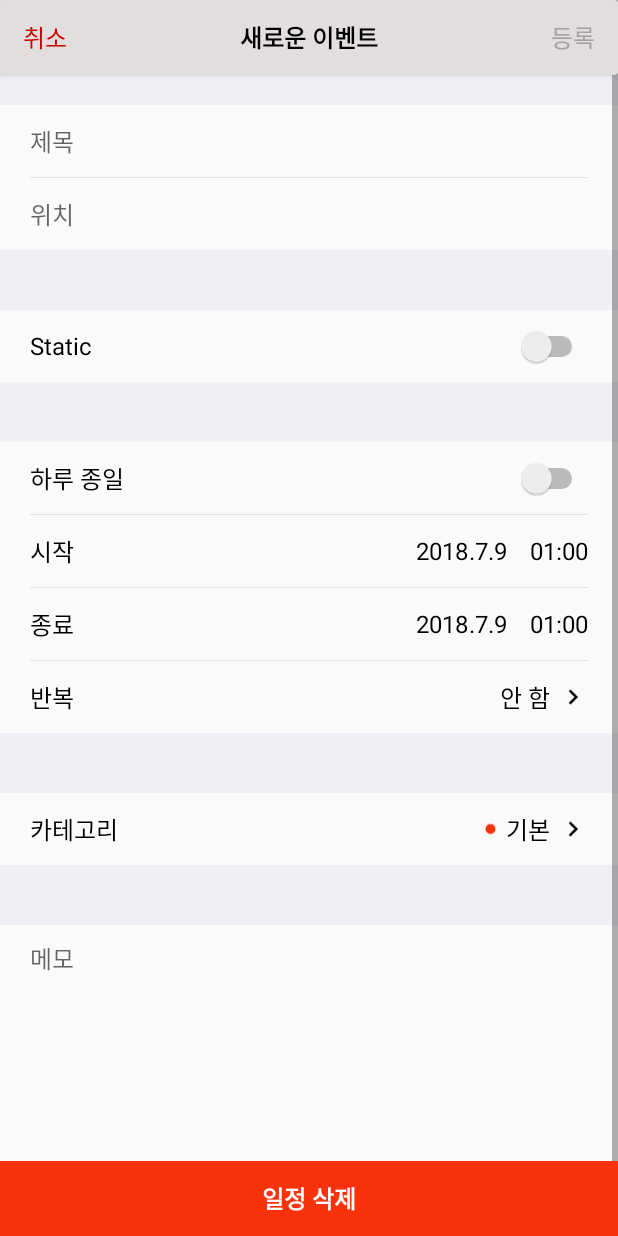
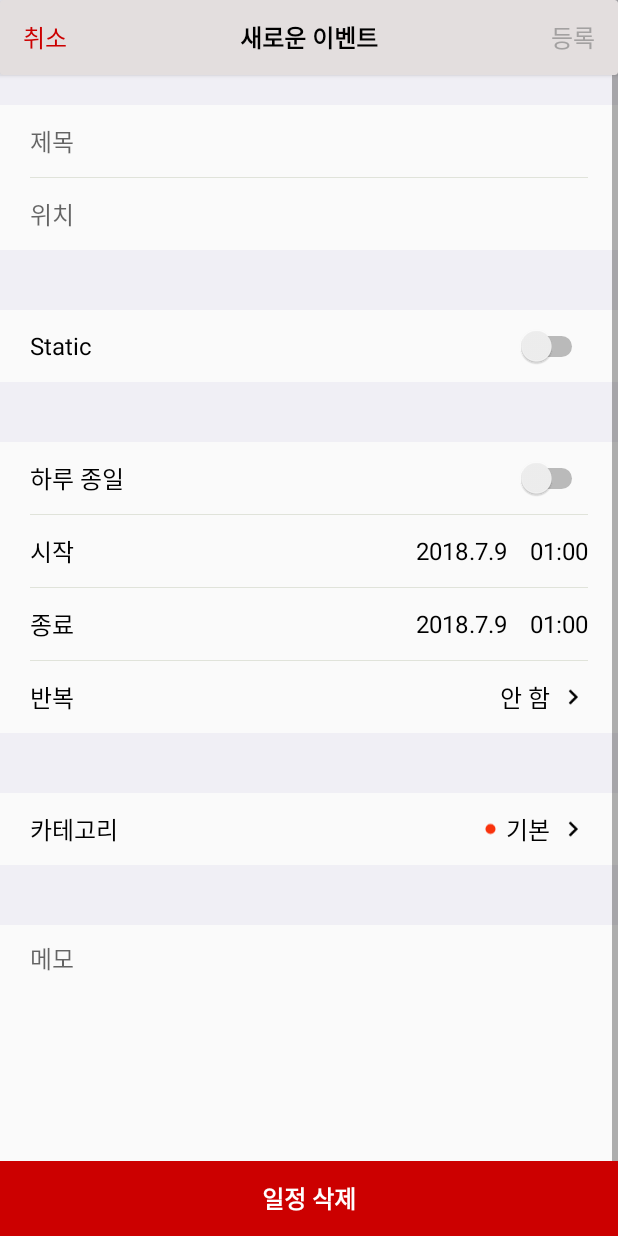
Before and after one commit to teampk/smartcalendar_android, an Android app: the AddItemActivity screen opened directly, with no data from a screen before it, on a phone screen of 412 x 824 dp. Run offline under Robolectric (Android 15) with nearby library versions, the phone set to English and light mode, and no system bars; libraries missing offline, so code that uses them is left out: com.github.florent37.singledateandtimepicker, com.simmorsal.library; plain views replace ConcealerNestedScrollView; 4 statements that could not run were skipped.

Commit message:
캘린더 시작

```diff
--- a/app/src/main/java/com/pkteam/smartcalendar/view/SplashActivity.java
+++ b/app/src/main/java/com/pkteam/smartcalendar/view/SplashActivity.java
@@ -1,17 +1,17 @@
 package com.pkteam.smartcalendar.view;
 
+import android.app.Activity;
 import android.content.Intent;
+import android.content.SharedPreferences;
 import android.os.Bundle;
 import android.os.Handler;
 import android.support.annotation.Nullable;
 import android.support.v7.app.AppCompatActivity;
+import android.util.Log;
 import android.view.WindowManager;
 
 import com.pkteam.smartcalendar.R;
 
-/*
- * Created by paeng on 2018. 7. 5..
- */
 
 public class SplashActivity extends AppCompatActivity {
     private final int SPLASH_DISPLAY_LENGTH = 1000;
--- a/app/src/main/res/layout/activity_additem.xml
+++ b/app/src/main/res/layout/activity_additem.xml
@@ -405,6 +405,7 @@
 
                 <!-- 반복 -->
                 <LinearLayout
+                    android:id="@+id/ll_repeat_total"
                     android:layout_width="match_parent"
                     android:layout_height="48dp"
                     android:orientation="horizontal"
@@ -627,7 +628,7 @@
 
     <LinearLayout
         android:id="@+id/linFooterView"
-        android:background="@color/colorCategory1"
+        android:background="#cc0000"
         android:layout_alignParentBottom="true"
         android:layout_width="match_parent"
         android:layout_height="50dp">
```
Also changed, not shown: app/src/main/java/com/pkteam/smartcalendar/view/AddItemActivity.java (+16 -1 lines).
